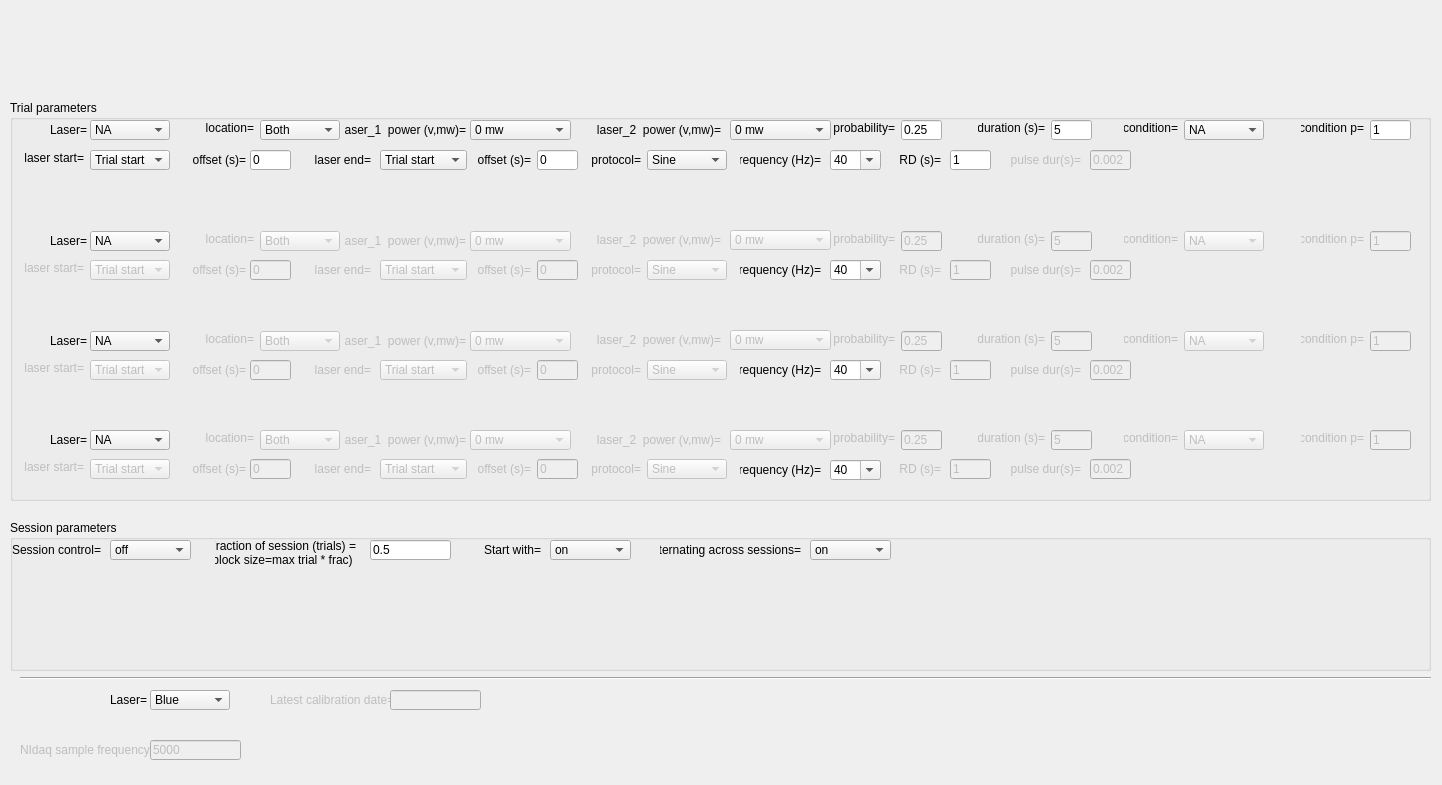
First picture: the form in src/foraging_gui/Optogenetics.ui, repository AllenNeuralDynamics/dynamic-foraging-task, before the edit.
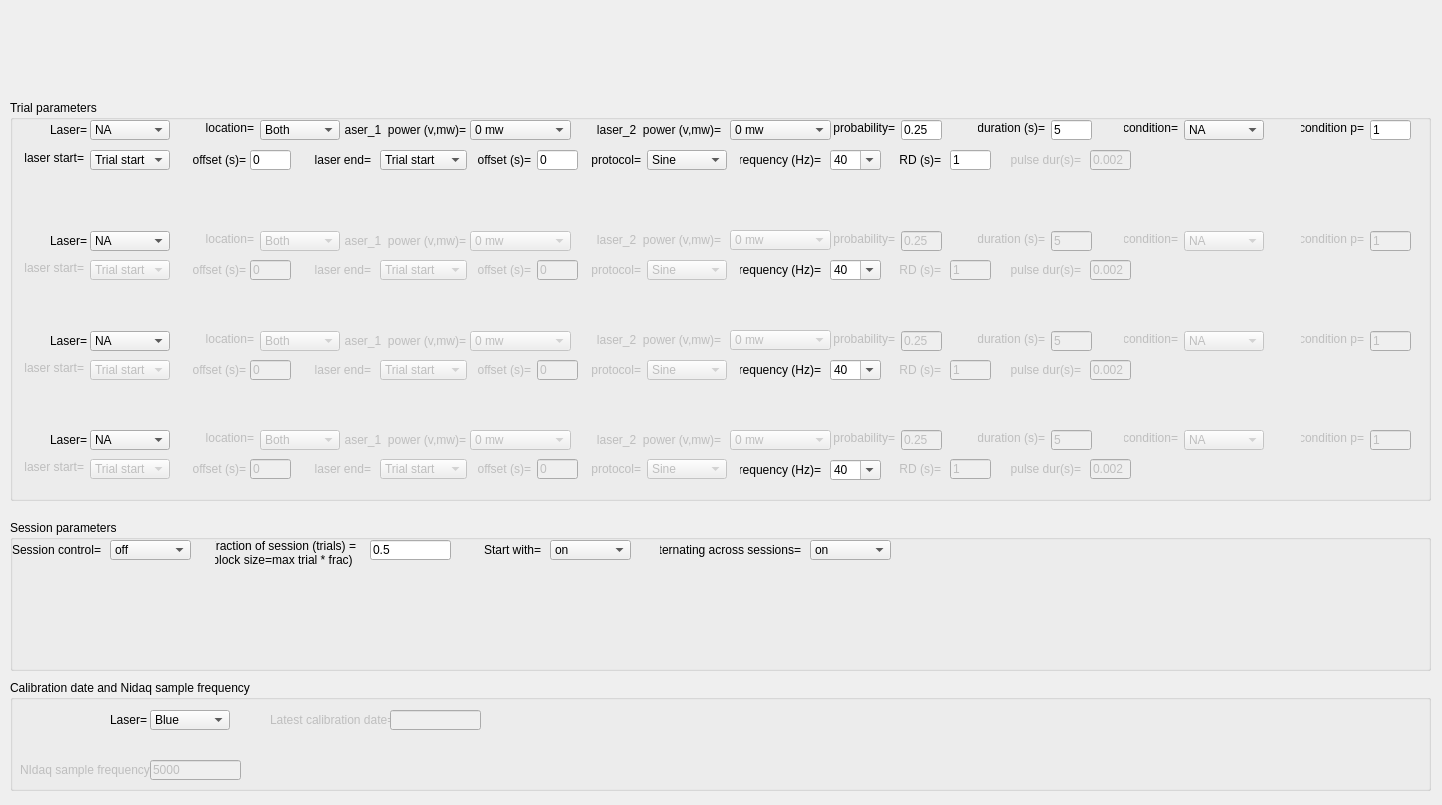
Second picture: the form after the edit.

```diff
--- a/src/foraging_gui/Optogenetics.ui
+++ b/src/foraging_gui/Optogenetics.ui
@@ -7,7 +7,7 @@
     <x>0</x>
     <y>0</y>
     <width>1442</width>
-    <height>785</height>
+    <height>805</height>
    </rect>
   </property>
   <property name="windowTitle">
@@ -3062,7 +3062,7 @@
    <property name="geometry">
     <rect>
      <x>20</x>
-     <y>740</y>
+     <y>760</y>
      <width>131</width>
      <height>20</height>
     </rect>
@@ -3078,7 +3078,7 @@
    <property name="geometry">
     <rect>
      <x>150</x>
-     <y>740</y>
+     <y>760</y>
      <width>91</width>
      <height>20</height>
     </rect>
@@ -3581,7 +3581,7 @@
    <property name="geometry">
     <rect>
      <x>270</x>
-     <y>690</y>
+     <y>710</y>
      <width>131</width>
      <height>20</height>
     </rect>
@@ -3597,7 +3597,7 @@
    <property name="geometry">
     <rect>
      <x>390</x>
-     <y>690</y>
+     <y>710</y>
      <width>91</width>
      <height>20</height>
     </rect>
@@ -3610,7 +3610,7 @@
    <property name="geometry">
     <rect>
      <x>110</x>
-     <y>690</y>
+     <y>710</y>
      <width>41</width>
      <height>20</height>
     </rect>
@@ -3623,7 +3623,7 @@
    <property name="geometry">
     <rect>
      <x>150</x>
-     <y>690</y>
+     <y>710</y>
      <width>80</width>
      <height>20</height>
     </rect>
@@ -3663,19 +3663,6 @@
     </property>
    </item>
   </widget>
-  <widget class="Line" name="line">
-   <property name="geometry">
-    <rect>
-     <x>20</x>
-     <y>670</y>
-     <width>1411</width>
-     <height>16</height>
-    </rect>
-   </property>
-   <property name="orientation">
-    <enum>Qt::Horizontal</enum>
-   </property>
-  </widget>
   <widget class="QComboBox" name="SessionAlternating">
    <property name="geometry">
     <rect>
@@ -3915,6 +3902,20 @@
     <string>Session parameters</string>
    </property>
   </widget>
+  <widget class="QGroupBox" name="groupBox_2">
+   <property name="geometry">
+    <rect>
+     <x>10</x>
+     <y>680</y>
+     <width>1421</width>
+     <height>111</height>
+    </rect>
+   </property>
+   <property name="title">
+    <string>Calibration date and Nidaq sample frequency</string>
+   </property>
+  </widget>
+  <zorder>groupBox_2</zorder>
   <zorder>groupBox</zorder>
   <zorder>OptoPar</zorder>
   <zorder>Laser_1</zorder>
```
Left out of the diff: 1 changed line with no effect on the pictures.
